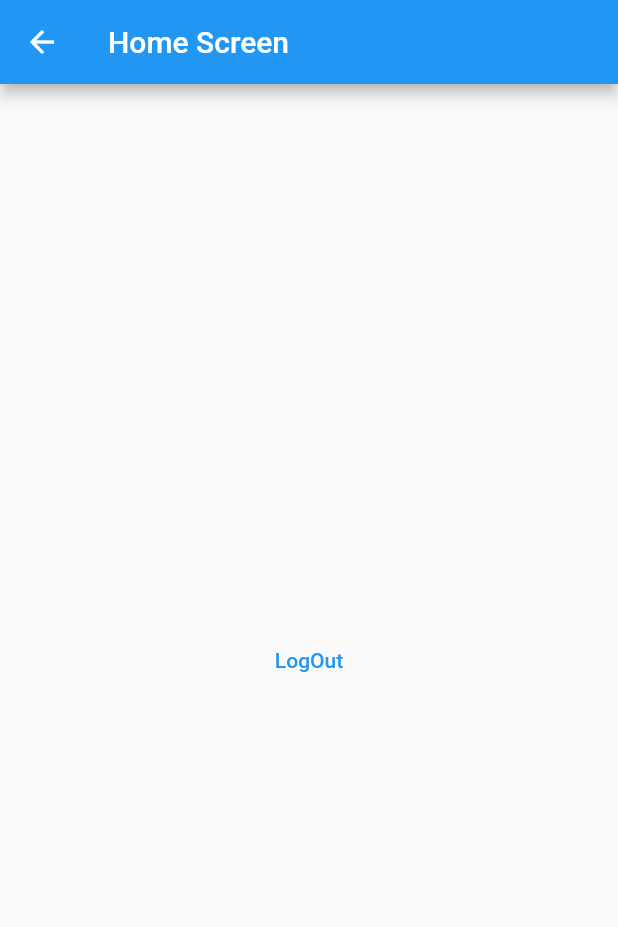
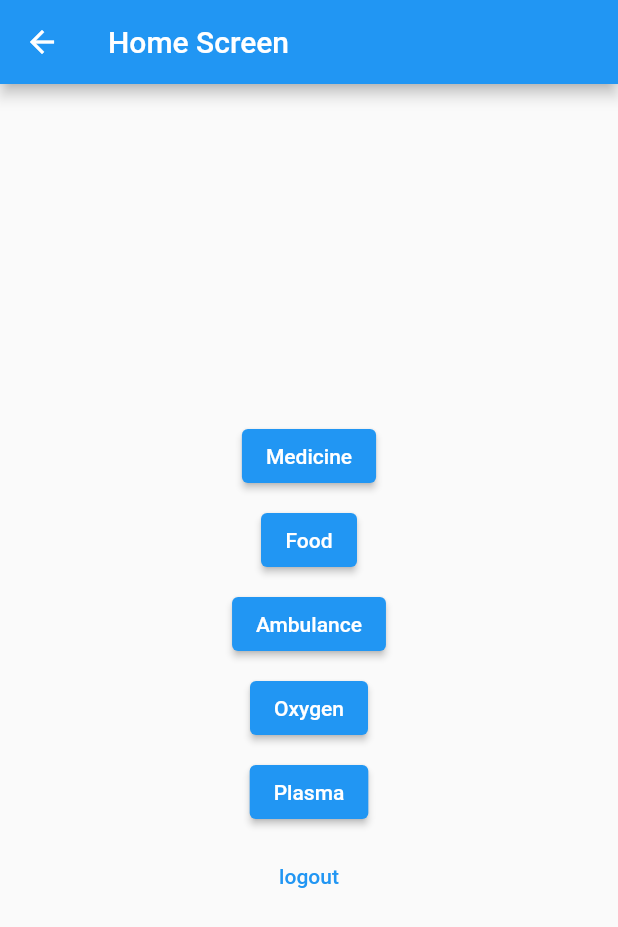
Before and after one commit to Sonas25/covi-req-repo, a Flutter app: the HomeScreen screen opened directly, on a phone screen of 412 x 824 dp. Shown: the top 927 px of the screen. Run offline on Flutter 3.47's test engine with Material 2 defaults, Android fonts, the phone set to English and light mode, and no system bars; our stand-ins replace firebase_auth, firebase_core; accounts and stored records are empty.

Commit message:
Add buttons in homescreen

```diff
--- a/lib/Screens/HomeScreen.dart
+++ b/lib/Screens/HomeScreen.dart
@@ -9,11 +9,50 @@ class HomeScreen extends StatelessWidget {
         title: Text("Home Screen"),
       ),
       body: Center(
-        child: TextButton(
-          onPressed: () => logOut(context),
-          child: Text("LogOut"),
-        ),
-      ),
+          child: Column(
+            mainAxisAlignment: MainAxisAlignment.center,
+            children: <Widget>[
+              Container(
+                margin: EdgeInsets.only(top: 8),
+             child: ElevatedButton(
+               child: Text("Medicine"),
+               onPressed:(){},
+               ) ,),
+               Container(
+                margin: EdgeInsets.only(top: 8),
+             child: ElevatedButton(
+               child: Text("Food"),
+               onPressed:(){},
+               ) ,),
+               Container(
+                margin: EdgeInsets.only(top: 8),
+             child: ElevatedButton(
+               child: Text("Ambulance"),
+               onPressed:(){},
+               ) ,),
+               Container(
+                margin: EdgeInsets.only(top: 8),
+             child: ElevatedButton(
+               child: Text("Oxygen"),
+               onPressed:(){},
+               ) ,),
+               Container(
+                margin: EdgeInsets.only(top: 8),
+             child: ElevatedButton(
+               child: Text("Plasma"),
+               onPressed:(){},
+               ) ,),
+               Container(
+                margin: EdgeInsets.only(top: 8),
+             child: TextButton(
+               child: Text("logout"),
+               onPressed: () => logOut(context),
+               ) ,),
+
+            ],
+          ),
+          )
+
     );
   }
 }
```
